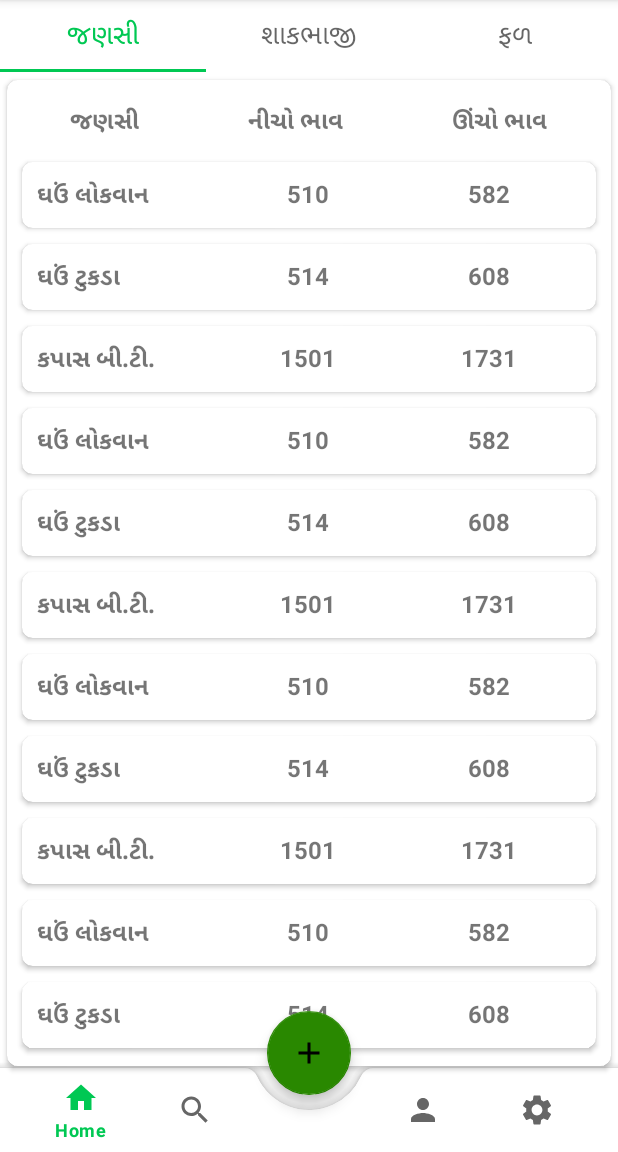
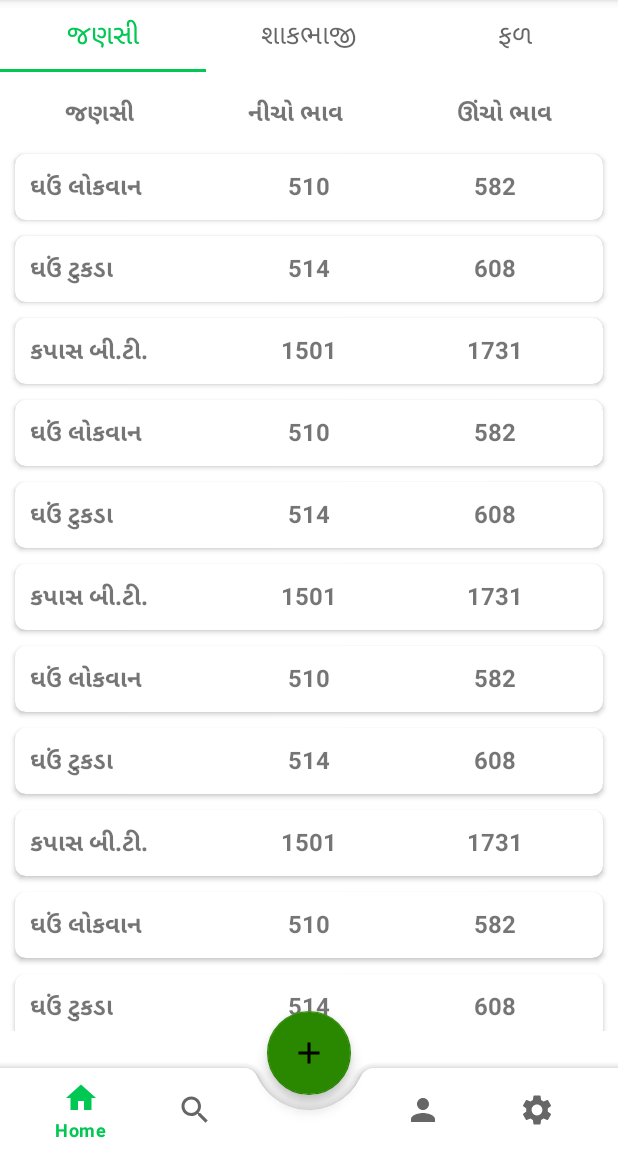
Before and after one commit to Luv7804/My_Project, an Android app: the JanasiFragment screen opened directly, with no data from a screen before it, on a phone screen of 412 x 824 dp, the part 84-1236 px from its top. Run offline under Robolectric (Android 15) with nearby library versions, the light colour scheme and no system bars.

Commit message:
APMC Janasi NavBar

```diff
--- a/app/src/main/java/com/example/my_project/JanasiFragment.java
+++ b/app/src/main/java/com/example/my_project/JanasiFragment.java
@@ -10,14 +10,10 @@ import androidx.fragment.app.Fragment;
 import androidx.recyclerview.widget.LinearLayoutManager;
 import androidx.recyclerview.widget.RecyclerView;
 
-import com.google.android.material.floatingactionbutton.FloatingActionButton;
-
 import java.util.ArrayList;
 
 
 public class JanasiFragment extends Fragment {
-
-    FloatingActionButton floatingActionButton;
     RecyclerView recyclerView;
     ArrayList<JanasiModel> arrJanasi = new ArrayList<>();
 
@@ -27,6 +23,8 @@ public class JanasiFragment extends Fragment {
             mParam1 = getArguments().getString(ARG_PARAM1);
             mParam2 = getArguments().getString(ARG_PARAM2);
         }
+
+
     }
 
     // TODO: Rename parameter arguments, choose names that match
@@ -44,7 +42,7 @@ public class JanasiFragment extends Fragment {
 
 
     // TODO: Rename and change types and number of parameters
-    public static JanasiFragment newInstance(String param1, String param2) {
+    public JanasiFragment newInstance(String param1, String param2) {
         JanasiFragment fragment = new JanasiFragment();
         Bundle args = new Bundle();
         args.putString(ARG_PARAM1, param1);
@@ -59,6 +57,7 @@ public class JanasiFragment extends Fragment {
                              Bundle savedInstanceState) {
         // Inflate the layout for this fragment
         View view = inflater.inflate(R.layout.fragment_janasi, container, false);
+//
         recyclerView = view.findViewById(R.id.recyclerJanasi);
         recyclerView.setLayoutManager(new LinearLayoutManager(view.getContext()));
         arrJanasi.add(new JanasiModel("ઘઉં લોકવાન", "510", "582"));
--- a/app/src/main/res/layout/fragment_janasi.xml
+++ b/app/src/main/res/layout/fragment_janasi.xml
@@ -6,42 +6,6 @@
     android:layout_height="match_parent"
     android:orientation="horizontal"
     tools:context=".JanasiFragment">
-
-    <com.google.android.material.bottomappbar.BottomAppBar
-        android:id="@+id/bottomAppBar"
-        android:layout_width="match_parent"
-        android:layout_height="wrap_content"
-        android:layout_gravity="bottom"
-        app:fabCradleMargin="10dp"
-        app:fabCradleRoundedCornerRadius="10dp"
-        app:fabCradleVerticalOffset="10dp"
-        tools:ignore="BottomAppBar">
-
-        <com.google.android.material.bottomnavigation.BottomNavigationView
-            android:id="@+id/bottomNavigationView"
-            android:layout_width="match_parent"
-            android:layout_height="wrap_content"
-            android:layout_marginRight="16dp"
-            android:background="@drawable/transperent_background"
-            app:menu="@menu/button_nav_menu">
-
-        </com.google.android.material.bottomnavigation.BottomNavigationView>
-
-    </com.google.android.material.bottomappbar.BottomAppBar>
-
-    <com.google.android.material.floatingactionbutton.FloatingActionButton
-        android:id="@+id/floatingActionButton"
-        android:layout_width="80dp"
-        android:layout_height="wrap_content"
-        android:src="@drawable/ic_baseline_add_24"
-        app:layout_anchor="@+id/bottomAppBar" />
-
-    <androidx.cardview.widget.CardView
-        android:layout_width="match_parent"
-        android:layout_height="668dp"
-        app:cardCornerRadius="7dp"
-        app:cardUseCompatPadding="true">
-
         <TableLayout
             android:layout_width="match_parent"
             android:layout_height="wrap_content"
@@ -79,9 +43,38 @@
             <androidx.recyclerview.widget.RecyclerView
                 android:id="@+id/recyclerJanasi"
                 android:layout_width="match_parent"
-                android:layout_height="wrap_content" />
+                android:layout_height="590dp" />
 
         </TableLayout>
 
-    </androidx.cardview.widget.CardView>
+    <com.google.android.material.bottomappbar.BottomAppBar
+        android:id="@+id/bottomAppBar"
+        android:layout_width="match_parent"
+        android:layout_height="wrap_content"
+        android:layout_gravity="bottom"
+        app:fabCradleMargin="10dp"
+        app:fabCradleRoundedCornerRadius="10dp"
+        app:fabCradleVerticalOffset="10dp"
+        tools:ignore="BottomAppBar">
+
+        <com.google.android.material.bottomnavigation.BottomNavigationView
+            android:id="@+id/bottomNavigationView"
+            android:layout_width="match_parent"
+            android:layout_height="wrap_content"
+            android:layout_marginRight="16dp"
+            android:background="@drawable/transperent_background"
+            app:menu="@menu/button_nav_menu">
+
+        </com.google.android.material.bottomnavigation.BottomNavigationView>
+
+    </com.google.android.material.bottomappbar.BottomAppBar>
+
+    <com.google.android.material.floatingactionbutton.FloatingActionButton
+        android:id="@+id/floatingActionButton"
+        android:layout_width="80dp"
+        android:layout_height="wrap_content"
+        android:src="@drawable/ic_baseline_add_24"
+        app:layout_anchor="@+id/bottomAppBar" />
+
+
 </androidx.coordinatorlayout.widget.CoordinatorLayout>
```
Also changed, not shown: app/src/main/AndroidManifest.xml (+5 -5 lines), app/src/main/java/com/example/my_project/AddDailyData.java (added, +14 -0 lines), app/src/main/res/layout/activity_add_daily_data.xml (added, +8 -0 lines).
